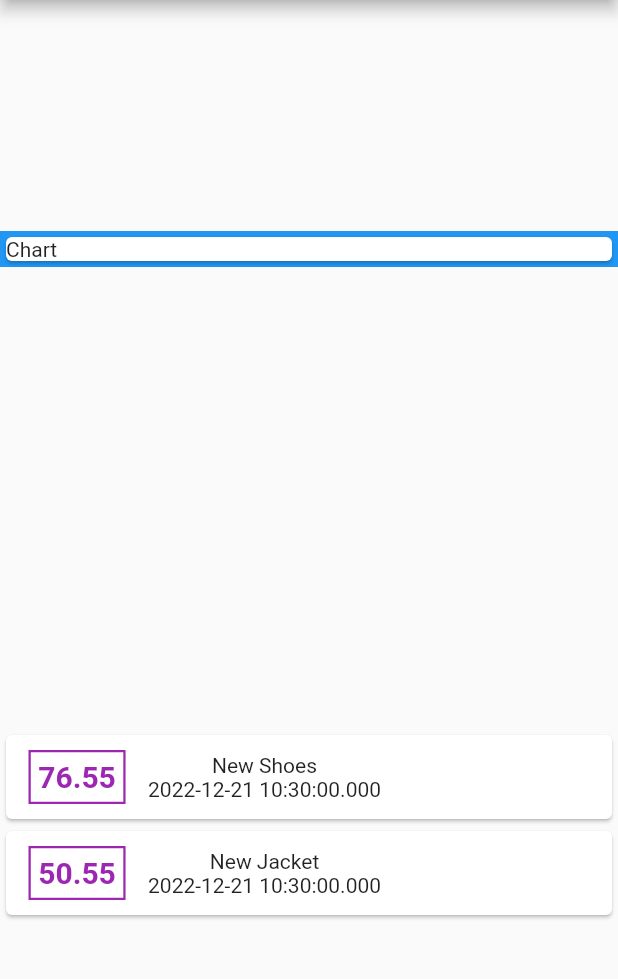
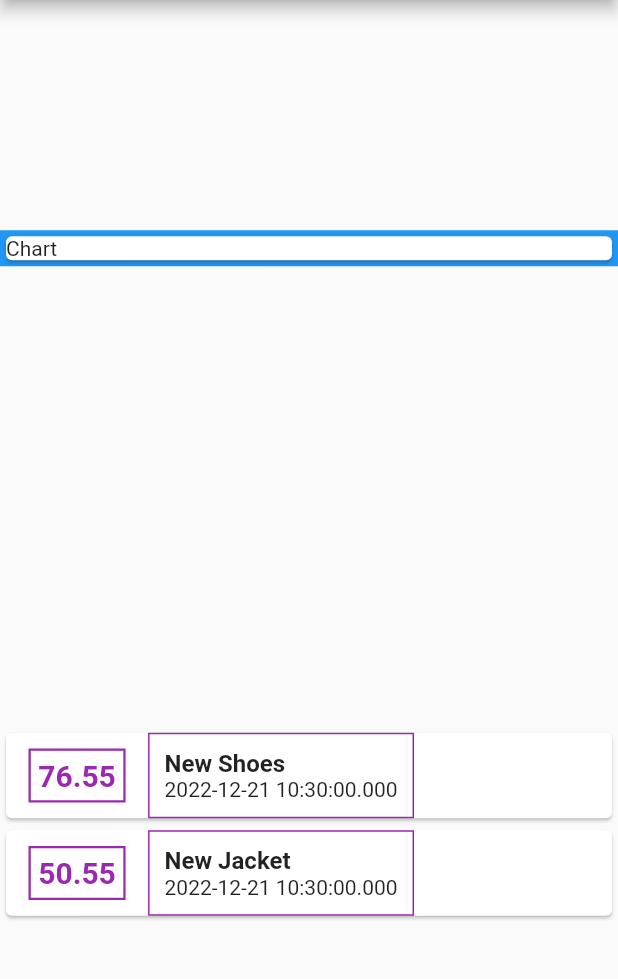
Before and after one commit to cecep29/personal-expenses, a Flutter app: the screen it shows after launch, on a phone screen of 412 x 824 dp, the part 84-1063 px from its top. Run offline on Flutter 3.47's test engine with Material 2 defaults, Android fonts, the phone set to English and light mode, and no system bars.

Commit message:
styling container title and date

```diff
--- a/lib/main.dart
+++ b/lib/main.dart
@@ -1,3 +1,5 @@
+import 'dart:ui';
+
 import 'package:flutter/material.dart';
 import './transaction.dart';
 
@@ -68,11 +70,21 @@ class HomePage extends StatelessWidget {
                         ),
                       ),
                     ),
-                    Column(
-                      children: [
-                        Text(tx.title),
-                        Text(tx.date.toString()),
-                      ],
+                    Container(
+                      padding: EdgeInsets.all(10),
+                      decoration: BoxDecoration(
+                          border: Border.all(color: Colors.purple)),
+                      child: Column(
+                        crossAxisAlignment: CrossAxisAlignment.start,
+                        children: [
+                          Text(
+                            tx.title,
+                            style: const TextStyle(
+                                fontSize: 16, fontWeight: FontWeight.bold),
+                          ),
+                          Text(tx.date.toString()),
+                        ],
+                      ),
                     )
                   ],
                 ),
```
